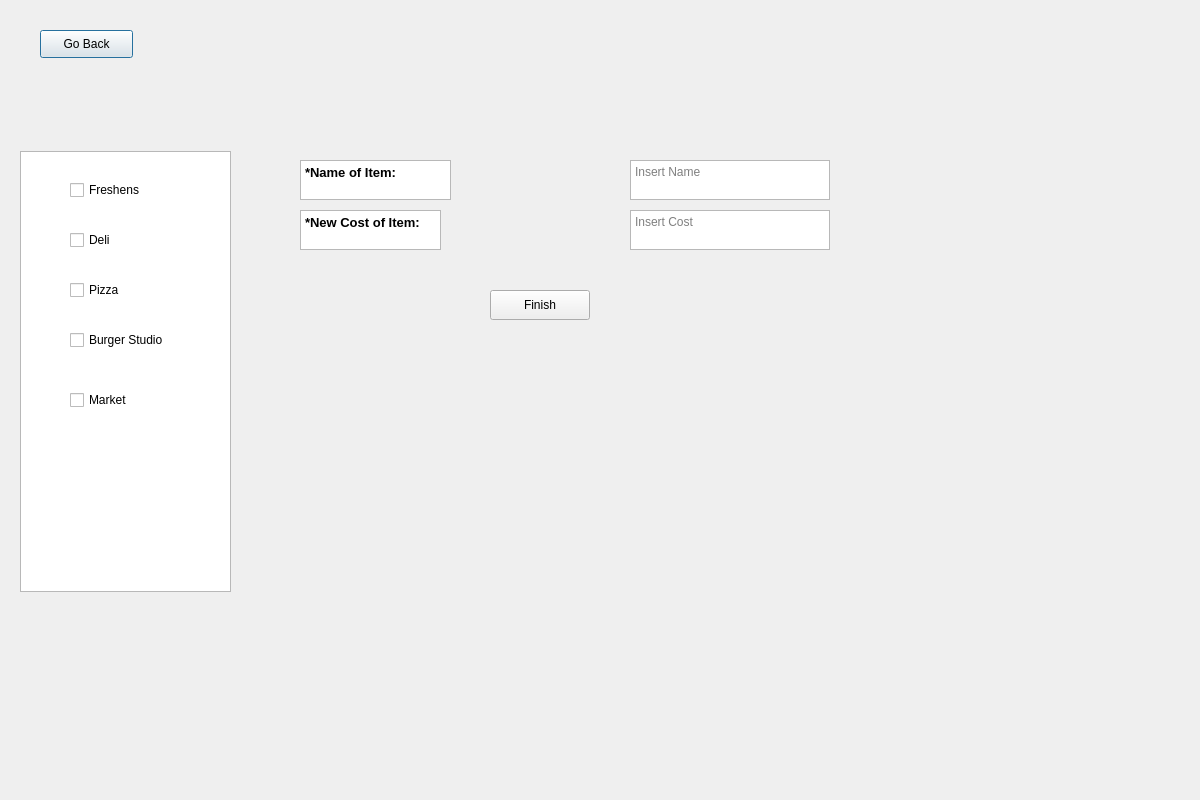
Qt form Frontend/KitchenUpdatePrice.ui (YY0NII/DeskFood) before a commit.
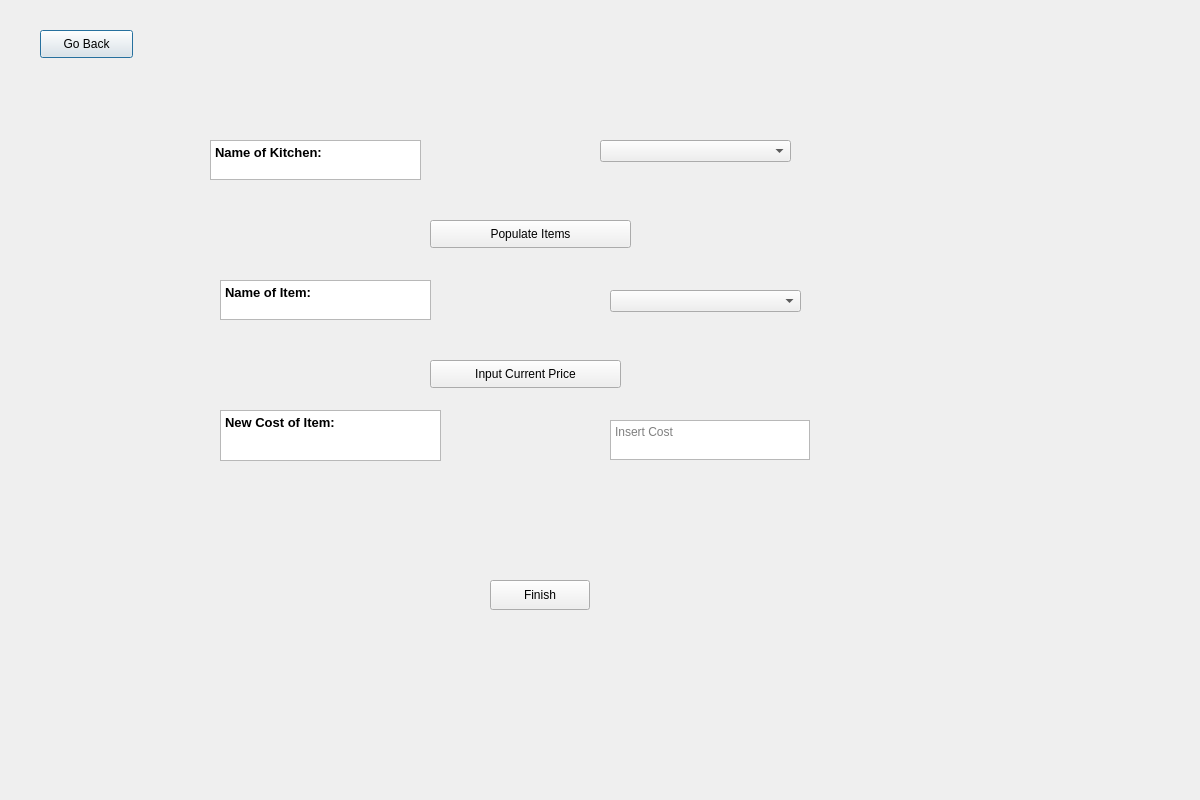
The same form after that commit.

Commit message: Added Justins updates to the removeItem, UpdateAvailability and UpdatePrice ui's and functionality

What changed in the file:
```diff
--- a/Frontend/KitchenUpdatePrice.ui
+++ b/Frontend/KitchenUpdatePrice.ui
@@ -38,9 +38,9 @@
    <widget class="QTextBrowser" name="textBrowser">
     <property name="geometry">
      <rect>
-      <x>300</x>
-      <y>160</y>
-      <width>151</width>
+      <x>220</x>
+      <y>280</y>
+      <width>211</width>
       <height>40</height>
      </rect>
     </property>
@@ -48,52 +48,32 @@
      <string>&lt;!DOCTYPE HTML PUBLIC &quot;-//W3C//DTD HTML 4.0//EN&quot; &quot;http://www.w3.org/TR/REC-html40/strict.dtd&quot;&gt;
 &lt;html&gt;&lt;head&gt;&lt;meta name=&quot;qrichtext&quot; content=&quot;1&quot; /&gt;&lt;style type=&quot;text/css&quot;&gt;
 p, li { white-space: pre-wrap; }
-&lt;/style&gt;&lt;/head&gt;&lt;body style=&quot; font-family:'MS Shell Dlg 2'; font-size:8.25pt; font-weight:400; font-style:normal;&quot;&gt;
-&lt;p style=&quot; margin-top:0px; margin-bottom:0px; margin-left:0px; margin-right:0px; -qt-block-indent:0; text-indent:0px;&quot;&gt;&lt;span style=&quot; font-size:10pt; font-weight:600;&quot;&gt;*Name of Item:&lt;/span&gt;&lt;/p&gt;&lt;/body&gt;&lt;/html&gt;</string>
+&lt;/style&gt;&lt;/head&gt;&lt;body style=&quot; font-family:'MS Shell Dlg 2'; font-size:7.8pt; font-weight:400; font-style:normal;&quot;&gt;
+&lt;p style=&quot; margin-top:0px; margin-bottom:0px; margin-left:0px; margin-right:0px; -qt-block-indent:0; text-indent:0px;&quot;&gt;&lt;span style=&quot; font-size:10pt; font-weight:600;&quot;&gt;Name of Item:&lt;/span&gt;&lt;/p&gt;&lt;/body&gt;&lt;/html&gt;</string>
     </property>
    </widget>
    <widget class="QTextBrowser" name="textBrowser_3">
     <property name="geometry">
      <rect>
-      <x>300</x>
-      <y>210</y>
-      <width>141</width>
-      <height>40</height>
+      <x>220</x>
+      <y>410</y>
+      <width>221</width>
+      <height>51</height>
      </rect>
     </property>
     <property name="html">
      <string>&lt;!DOCTYPE HTML PUBLIC &quot;-//W3C//DTD HTML 4.0//EN&quot; &quot;http://www.w3.org/TR/REC-html40/strict.dtd&quot;&gt;
 &lt;html&gt;&lt;head&gt;&lt;meta name=&quot;qrichtext&quot; content=&quot;1&quot; /&gt;&lt;style type=&quot;text/css&quot;&gt;
 p, li { white-space: pre-wrap; }
-&lt;/style&gt;&lt;/head&gt;&lt;body style=&quot; font-family:'MS Shell Dlg 2'; font-size:8.25pt; font-weight:400; font-style:normal;&quot;&gt;
-&lt;p style=&quot; margin-top:0px; margin-bottom:0px; margin-left:0px; margin-right:0px; -qt-block-indent:0; text-indent:0px;&quot;&gt;&lt;span style=&quot; font-size:10pt; font-weight:600;&quot;&gt;*New Cost of Item:&lt;/span&gt;&lt;/p&gt;&lt;/body&gt;&lt;/html&gt;</string>
-    </property>
-   </widget>
-   <widget class="QTextEdit" name="textName">
-    <property name="geometry">
-     <rect>
-      <x>630</x>
-      <y>160</y>
-      <width>200</width>
-      <height>40</height>
-     </rect>
-    </property>
-    <property name="html">
-     <string>&lt;!DOCTYPE HTML PUBLIC &quot;-//W3C//DTD HTML 4.0//EN&quot; &quot;http://www.w3.org/TR/REC-html40/strict.dtd&quot;&gt;
-&lt;html&gt;&lt;head&gt;&lt;meta name=&quot;qrichtext&quot; content=&quot;1&quot; /&gt;&lt;style type=&quot;text/css&quot;&gt;
-p, li { white-space: pre-wrap; }
-&lt;/style&gt;&lt;/head&gt;&lt;body style=&quot; font-family:'MS Shell Dlg 2'; font-size:8.25pt; font-weight:400; font-style:normal;&quot;&gt;
-&lt;p style=&quot;-qt-paragraph-type:empty; margin-top:0px; margin-bottom:0px; margin-left:0px; margin-right:0px; -qt-block-indent:0; text-indent:0px; font-size:7.8pt;&quot;&gt;&lt;br /&gt;&lt;/p&gt;&lt;/body&gt;&lt;/html&gt;</string>
-    </property>
-    <property name="placeholderText">
-     <string>Insert Name</string>
+&lt;/style&gt;&lt;/head&gt;&lt;body style=&quot; font-family:'MS Shell Dlg 2'; font-size:7.8pt; font-weight:400; font-style:normal;&quot;&gt;
+&lt;p style=&quot; margin-top:0px; margin-bottom:0px; margin-left:0px; margin-right:0px; -qt-block-indent:0; text-indent:0px;&quot;&gt;&lt;span style=&quot; font-size:10pt; font-weight:600;&quot;&gt;New Cost of Item:&lt;/span&gt;&lt;/p&gt;&lt;/body&gt;&lt;/html&gt;</string>
     </property>
    </widget>
    <widget class="QTextEdit" name="textCost">
     <property name="geometry">
      <rect>
-      <x>630</x>
-      <y>210</y>
+      <x>610</x>
+      <y>420</y>
       <width>200</width>
       <height>40</height>
      </rect>
@@ -102,8 +82,8 @@
      <string>&lt;!DOCTYPE HTML PUBLIC &quot;-//W3C//DTD HTML 4.0//EN&quot; &quot;http://www.w3.org/TR/REC-html40/strict.dtd&quot;&gt;
 &lt;html&gt;&lt;head&gt;&lt;meta name=&quot;qrichtext&quot; content=&quot;1&quot; /&gt;&lt;style type=&quot;text/css&quot;&gt;
 p, li { white-space: pre-wrap; }
-&lt;/style&gt;&lt;/head&gt;&lt;body style=&quot; font-family:'MS Shell Dlg 2'; font-size:8.25pt; font-weight:400; font-style:normal;&quot;&gt;
-&lt;p style=&quot;-qt-paragraph-type:empty; margin-top:0px; margin-bottom:0px; margin-left:0px; margin-right:0px; -qt-block-indent:0; text-indent:0px; font-size:7.8pt;&quot;&gt;&lt;br /&gt;&lt;/p&gt;&lt;/body&gt;&lt;/html&gt;</string>
+&lt;/style&gt;&lt;/head&gt;&lt;body style=&quot; font-family:'MS Shell Dlg 2'; font-size:7.8pt; font-weight:400; font-style:normal;&quot;&gt;
+&lt;p style=&quot;-qt-paragraph-type:empty; margin-top:0px; margin-bottom:0px; margin-left:0px; margin-right:0px; -qt-block-indent:0; text-indent:0px;&quot;&gt;&lt;br /&gt;&lt;/p&gt;&lt;/body&gt;&lt;/html&gt;</string>
     </property>
     <property name="placeholderText">
      <string>Insert Cost</string>
@@ -113,7 +93,7 @@
     <property name="geometry">
      <rect>
       <x>490</x>
-      <y>290</y>
+      <y>580</y>
       <width>100</width>
       <height>30</height>
      </rect>
@@ -122,79 +102,67 @@
      <string>Finish</string>
     </property>
    </widget>
-   <widget class="QListWidget" name="listWidget">
+   <widget class="QComboBox" name="kitchenBox">
     <property name="geometry">
      <rect>
-      <x>20</x>
-      <y>151</y>
+      <x>600</x>
+      <y>140</y>
+      <width>191</width>
+      <height>22</height>
+     </rect>
+    </property>
+   </widget>
+   <widget class="QPushButton" name="fillBTN">
+    <property name="geometry">
+     <rect>
+      <x>430</x>
+      <y>220</y>
+      <width>201</width>
+      <height>28</height>
+     </rect>
+    </property>
+    <property name="text">
+     <string>Populate Items</string>
+    </property>
+   </widget>
+   <widget class="QTextBrowser" name="textBrowser_2">
+    <property name="geometry">
+     <rect>
+      <x>210</x>
+      <y>140</y>
       <width>211</width>
-      <height>441</height>
+      <height>40</height>
      </rect>
     </property>
-   </widget>
-   <widget class="QCheckBox" name="freshensCheck">
-    <property name="geometry">
-     <rect>
-      <x>70</x>
-      <y>180</y>
-      <width>81</width>
-      <height>20</height>
-     </rect>
+    <property name="html">
+     <string>&lt;!DOCTYPE HTML PUBLIC &quot;-//W3C//DTD HTML 4.0//EN&quot; &quot;http://www.w3.org/TR/REC-html40/strict.dtd&quot;&gt;
+&lt;html&gt;&lt;head&gt;&lt;meta name=&quot;qrichtext&quot; content=&quot;1&quot; /&gt;&lt;style type=&quot;text/css&quot;&gt;
+p, li { white-space: pre-wrap; }
+&lt;/style&gt;&lt;/head&gt;&lt;body style=&quot; font-family:'MS Shell Dlg 2'; font-size:7.8pt; font-weight:400; font-style:normal;&quot;&gt;
+&lt;p style=&quot; margin-top:0px; margin-bottom:0px; margin-left:0px; margin-right:0px; -qt-block-indent:0; text-indent:0px;&quot;&gt;&lt;span style=&quot; font-size:10pt; font-weight:600;&quot;&gt;Name of Kitchen:&lt;/span&gt;&lt;/p&gt;&lt;/body&gt;&lt;/html&gt;</string>
     </property>
-    <property name="text">
-     <string>Freshens</string>
-    </property>
    </widget>
-   <widget class="QCheckBox" name="deliCheck">
+   <widget class="QComboBox" name="itemBox">
     <property name="geometry">
      <rect>
-      <x>70</x>
-      <y>230</y>
-      <width>81</width>
-      <height>20</height>
+      <x>610</x>
+      <y>290</y>
+      <width>191</width>
+      <height>22</height>
      </rect>
     </property>
-    <property name="text">
-     <string>Deli</string>
-    </property>
    </widget>
-   <widget class="QCheckBox" name="pizzaCheck">
+   <widget class="QPushButton" name="fillPriceBTN">
     <property name="geometry">
      <rect>
-      <x>70</x>
-      <y>280</y>
-      <width>81</width>
-      <height>20</height>
+      <x>430</x>
+      <y>360</y>
+      <width>191</width>
+      <height>28</height>
      </rect>
     </property>
     <property name="text">
-     <string>Pizza</string>
-    </property>
-   </widget>
-   <widget class="QCheckBox" name="burgerCheck">
-    <property name="geometry">
-     <rect>
-      <x>70</x>
-      <y>330</y>
-      <width>121</width>
-      <height>20</height>
-     </rect>
-    </property>
-    <property name="text">
-     <string>Burger Studio</string>
-    </property>
-   </widget>
-   <widget class="QCheckBox" name="marketCheck">
-    <property name="geometry">
-     <rect>
-      <x>70</x>
-      <y>390</y>
-      <width>81</width>
-      <height>20</height>
-     </rect>
-    </property>
-    <property name="text">
-     <string>Market</string>
+     <string>Input Current Price</string>
     </property>
    </widget>
   </widget>
```
The commit also changes 3 other files.
